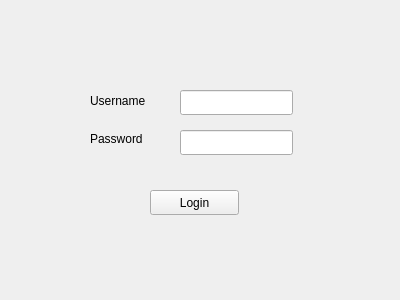
Qt form ui/loginwindow.ui (zhipeng-cai/wallet) before a commit.
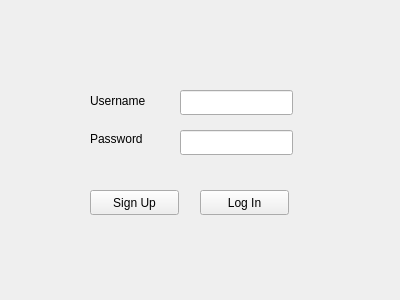
The same form after that commit.

The edit to the form file:
```diff
--- a/ui/loginwindow.ui
+++ b/ui/loginwindow.ui
@@ -62,14 +62,27 @@
   <widget class="QPushButton" name="loginButton">
    <property name="geometry">
     <rect>
-     <x>150</x>
+     <x>200</x>
      <y>190</y>
      <width>89</width>
      <height>25</height>
     </rect>
    </property>
    <property name="text">
-    <string>Login</string>
+    <string>Log In</string>
+   </property>
+  </widget>
+  <widget class="QPushButton" name="signupButton">
+   <property name="geometry">
+    <rect>
+     <x>90</x>
+     <y>190</y>
+     <width>89</width>
+     <height>25</height>
+    </rect>
+   </property>
+   <property name="text">
+    <string>Sign Up</string>
    </property>
   </widget>
  </widget>
```
